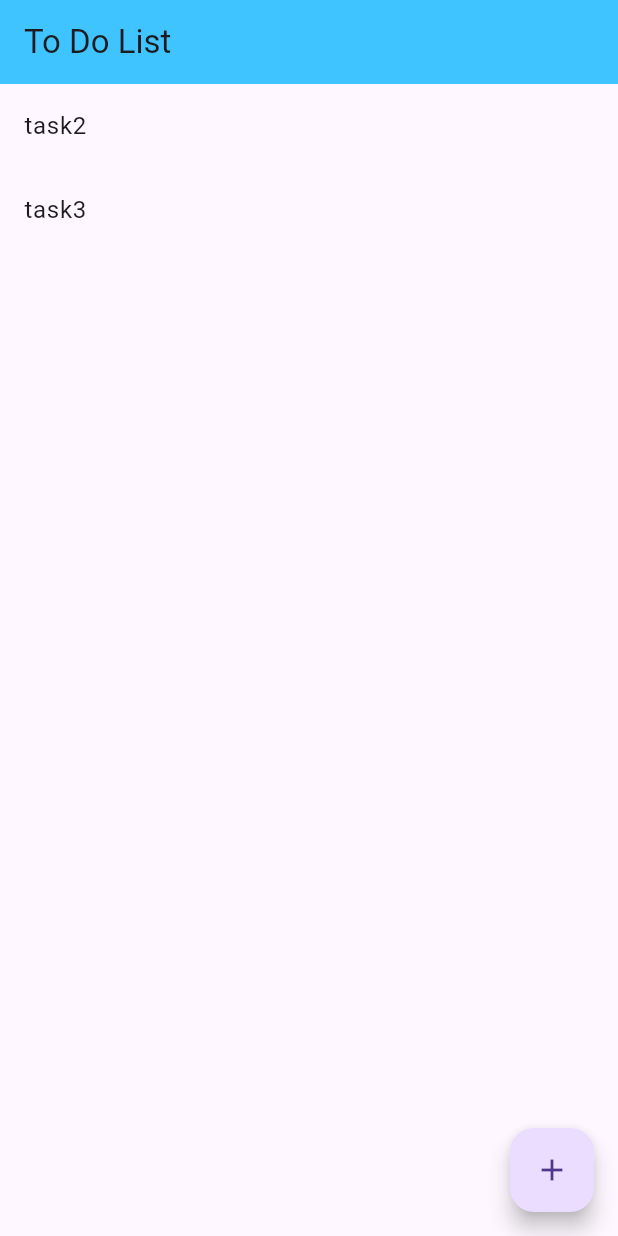
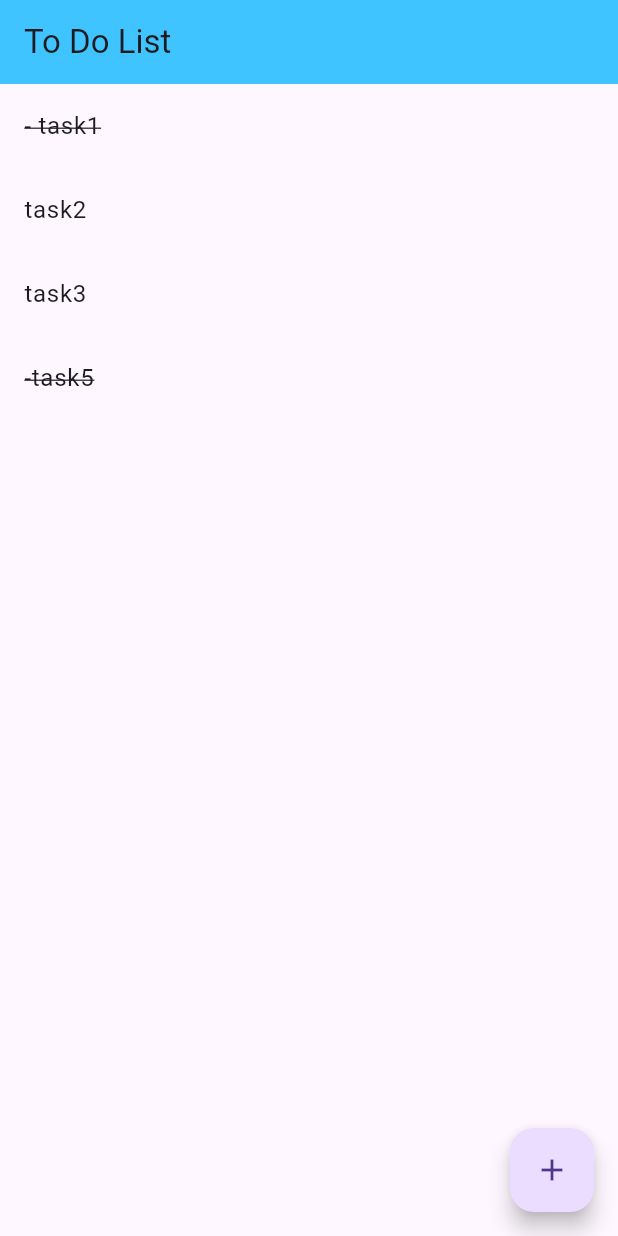
Before and after one commit to syam1310/todolist_app, a Flutter app: the screen it shows after launch, after a tap on "task1", on a phone screen of 412 x 824 dp. Run offline on Flutter 3.47's test engine with Material 3 defaults, Android fonts, the phone set to English and light mode, and no system bars.

Commit message:
In this commit instead of deleting the task just marking line bar on the task

```diff
--- a/lib/main.dart
+++ b/lib/main.dart
@@ -9,7 +9,7 @@ class MyHomePage extends StatefulWidget {
 }
 
 class _MyHomePageState extends State<MyHomePage> {
-  List<String> _todos = ['task1', 'task2', 'task3'];
+  List<String> _todos = ['task1', 'task2', 'task3', "-task5"];
 
   void _addTodo(){
     showDialog(
@@ -57,12 +57,23 @@ class _MyHomePageState extends State<MyHomePage> {
           final todo = _todos[index];
 
           return ListTile(
-            title: Text(todo),
+            title: Text(
+              todo,
+              style: TextStyle(
+                decoration: todo.startsWith("-") ? TextDecoration.lineThrough : TextDecoration.none
+              ),
+              ),
             onTap: () {
               setState(() {
-                _todos.removeAt(index);
+                if(todo.startsWith("-")){
+                  _todos[index] = todo.substring(2);
+                }else{
+                  _todos[index] = "- $todo";
+                }
               });
+
             },
+
           );
         }),
         floatingActionButton: FloatingActionButton(
```
Also changed, not shown: flutter_01.png (added).
